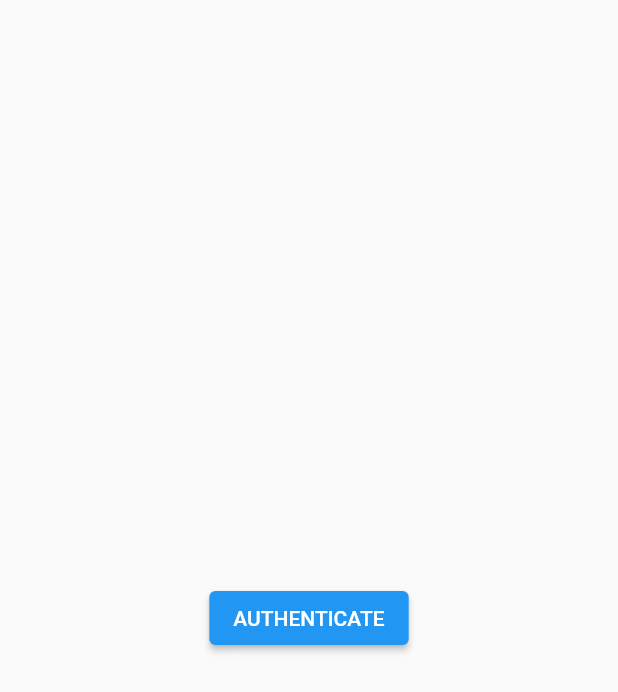
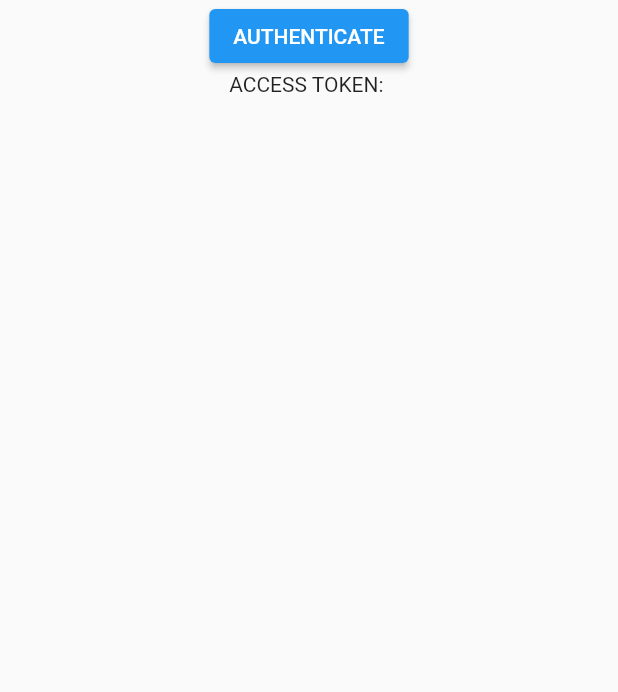
Before and after one commit to foxide123/bikepacking, a Flutter app: the screen it shows after launch, after a tap on "AUTHENTICATE", on a phone screen of 412 x 824 dp. Shown: the top 692 px of the screen. Run offline on Flutter 3.47's test engine with Material 2 defaults, Android fonts, the light colour scheme and no system bars; our stand-ins replace bloc, equatable, flutter_bloc, get_it, go_router, shared_preferences and 1 more.

Commit message:
Basic OAuth strava

```diff
--- a/lib/routes.dart
+++ b/lib/config/routes/routes.dart
@@ -1,6 +1,6 @@
 import 'package:bikepacking/home_page.dart';
 import 'package:bikepacking/main.dart';
-import 'package:bikepacking/oauth_page.dart';
+import 'package:bikepacking/features/strava/presentation/pages/oauth_page.dart';
 import 'package:flutter/material.dart';
 import 'package:go_router/go_router.dart';
 
--- /dev/null
+++ b/lib/core/dependency_injection.dart
@@ -0,0 +1,34 @@
+import 'package:bikepacking/features/strava/data/data_sources/strava_local_data_source.dart';
+import 'package:bikepacking/features/strava/data/data_sources/strava_remote_data_source.dart';
+import 'package:bikepacking/features/strava/data/repository/strava_repository.dart';
+import 'package:bikepacking/features/strava/domain/repository/i_strava_repository.dart';
+import 'package:bikepacking/features/strava/domain/usecases/strava_logic.dart';
+import 'package:bikepacking/features/strava/presentation/bloc/bloc/strava_bloc.dart';
+import 'package:get_it/get_it.dart';
+import 'package:shared_preferences/shared_preferences.dart';
+import 'package:http/http.dart' as http;
+
+final sl = GetIt.instance;
+
+Future<void> init() async {
+  sl.registerFactory(() => StravaBloc(stravaLogic: sl()));
+
+  //logic
+  sl.registerLazySingleton(() => StravaLogic(sl()));
+
+  //repository
+  sl.registerLazySingleton<IStravaRepository>(
+    () => StravaRepository(
+      localDataSource: sl(),
+      remoteDataSource: sl(),
+    ),
+  );
+  //data sources
+  sl.registerLazySingleton(() => StravaLocalDataSource(sharedPreferences: sl()));
+  sl.registerLazySingleton(() => StravaRemoteDataSource(client: sl()));
+
+  //external
+  final sharedPreferences = await SharedPreferences.getInstance();
+  sl.registerLazySingleton(() => sharedPreferences);
+  sl.registerLazySingleton(()=>http.Client());
+}
--- /dev/null
+++ b/lib/core/local_storage_keys.dart
@@ -0,0 +1,4 @@
+const LS_access_token = "stravaAccessToken";
+const LS_refresh_token = "stravaRefreshToken";
+const LS_auth_code = "stravaCode";
+const LS_token_expiration = "stravaTokenExpiration";
--- /dev/null
+++ b/lib/features/strava/data/data_sources/strava_local_data_source.dart
@@ -0,0 +1,60 @@
+import 'package:bikepacking/core/local_storage_keys.dart';
+import 'package:shared_preferences/shared_preferences.dart';
+
+class StravaLocalDataSource{
+  final SharedPreferences sharedPreferences;
+
+  StravaLocalDataSource({required this.sharedPreferences});
+
+  Future<String> getAccessToken(){
+    final token = sharedPreferences.getString(LS_access_token);
+    if(token != null){
+      return Future.value(token);
+    }else{
+      throw Exception();
+    }
+  }
+
+  Future<void> cacheAccessToken(String token){
+    return sharedPreferences.setString(LS_access_token, token);
+  }
+
+  Future<String> getRefreshToken(){
+    final token = sharedPreferences.getString(LS_refresh_token);
+    if(token != null){
+      return Future.value(token);
+    }else{
+      throw Exception();
+    }
+  }
+
+  Future<void> cacheRefreshToken(String token){
+    return sharedPreferences.setString(LS_refresh_token, token);
+  }
+
+  Future<String> getAuthCode(){
+    final token = sharedPreferences.getString(LS_auth_code);
+    if(token != null){
+      return Future.value(token);
+    }else{
+      throw Exception();
+    }
+  }
+
+  Future<void> cacheAuthCode(String code){
+    return sharedPreferences.setString(LS_auth_code, code);
+  }
+
+  Future<String> getExpirationDate(){
+    final expDate = sharedPreferences.getString(LS_token_expiration);
+    if(expDate != null){
+      return Future.value(expDate);
+    }else{
+      return Future.value("");
+    }
+  }
+
+  Future<void> cacheExpirationDate(String dateTime){
+    return sharedPreferences.setString(LS_token_expiration, dateTime);
+  }
+}
--- /dev/null
+++ b/lib/features/strava/domain/usecases/strava_logic.dart
@@ -0,0 +1,38 @@
+import 'package:bikepacking/features/strava/domain/repository/i_strava_repository.dart';
+
+class StravaLogic{
+
+  const StravaLogic(this._repository);
+
+  final IStravaRepository _repository;
+
+  Future<String> authenticateUser() async{
+    if(await _repository.getExpirationDate() != "" && await _repository.getExpirationDate() != null){
+      DateTime currentDateTime = DateTime.now();
+      String expirationString = await _repository.getExpirationDate();
+      print("EXPIRATION STRING: $expirationString");
+      if(currentDateTime.isAfter(DateTime.parse(expirationString))){
+        return await _repository.replaceTokensOnExpiry();
+      }else{
+        return await _repository.getAccessToken();
+      }
+    }else{
+       _repository.authenticate();
+    }
+    return "";
+  }
+
+  void exchangeCodeForTokens(String scope, String code) async{
+    if(await _repository.getExpirationDate() != "" && await _repository.getExpirationDate() != null){
+      DateTime currentDateTime = DateTime.now();
+      String expirationString = await _repository.getExpirationDate();
+      print("EXPIRATION STRING: $expirationString");
+      if(currentDateTime.isAfter(DateTime.parse(expirationString))){
+        _repository.replaceTokensOnExpiry();
+      };
+    }else{
+       _repository.exchangeCodeForTokens(scope, code);
+    }
+  }
+
+}
--- /dev/null
+++ b/lib/features/strava/presentation/bloc/bloc/strava_bloc.dart
@@ -0,0 +1,33 @@
+import 'package:bikepacking/features/strava/domain/usecases/strava_logic.dart';
+import 'package:bloc/bloc.dart';
+import 'package:equatable/equatable.dart';
+import 'package:meta/meta.dart';
+
+part 'strava_event.dart';
+part 'strava_state.dart';
+
+class StravaBloc extends Bloc<StravaEvent, StravaState> {
+  final StravaLogic stravaLogic;
+
+  StravaBloc({required this.stravaLogic}) : super(StravaInitial()) {
+    on<AuthenticateUser>(_onAuthenticateUser);
+    on<ExchangeCodeForTokens>(_onExchangeCodeForTokens);
+  }
+
+  void _onAuthenticateUser(
+    AuthenticateUser event,
+    Emitter<StravaState> emit,
+  ) async {
+    final token = await stravaLogic.authenticateUser();
+    if(token != "" && token.isNotEmpty){
+      emit(AccessTokenRetrieved(token));
+    }
+  }
+
+  void _onExchangeCodeForTokens(
+    ExchangeCodeForTokens event,
+    Emitter<StravaState> emit,
+  ) async {
+    stravaLogic.exchangeCodeForTokens(event.scope, event.code);
+  }
+}
--- /dev/null
+++ b/lib/features/strava/presentation/bloc/bloc/strava_event.dart
@@ -0,0 +1,25 @@
+part of 'strava_bloc.dart';
+
+abstract class StravaEvent extends Equatable{
+  const StravaEvent();
+
+  @override
+  List<Object> get props => [];
+}
+
+class AuthenticateUser extends StravaEvent{
+
+  const AuthenticateUser();
+
+  @override
+  List<Object> get props => [];
+}
+
+class ExchangeCodeForTokens extends StravaEvent{
+  final String scope;
+  final String code;
+  const ExchangeCodeForTokens({required this.scope, required this.code});
+
+  @override
+  List<Object> get props =>[scope, code];
+}
--- /dev/null
+++ b/lib/features/strava/presentation/bloc/bloc/strava_state.dart
@@ -0,0 +1,19 @@
+part of 'strava_bloc.dart';
+
+abstract class StravaState extends Equatable{
+  const StravaState();
+
+  @override
+  List<Object> get props=> [];
+}
+
+final class StravaInitial extends StravaState {}
+
+class AccessTokenRetrieved extends StravaState{
+  final String token;
+
+  const AccessTokenRetrieved(this.token);
+
+  @override
+  List<Object> get props =>[token];
+}
--- a/lib/home_page.dart
+++ b/lib/home_page.dart
@@ -1,42 +1,44 @@
+import 'package:bikepacking/features/strava/presentation/bloc/bloc/strava_bloc.dart';
 import 'package:flutter/material.dart';
+import 'package:flutter_bloc/flutter_bloc.dart';
 import 'package:url_launcher/url_launcher.dart';
 
-class HomePage extends StatelessWidget {
+class HomePage extends StatefulWidget {
+  @override
+  State<HomePage> createState() => _HomePageState();
+}
+
+class _HomePageState extends State<HomePage> {
+ String token = "";
   @override
   Widget build(BuildContext context) {
-    return const Scaffold(
-      body: Center(
-        child: ElevatedButton(
-          child: Text("AUTHENTICATE"),
-          onPressed: authenticate,
+    return BlocListener<StravaBloc, StravaState>(
+      listener: (context, state) {
+        if(state is AccessTokenRetrieved){
+          setState(() {
+            token = state.token;
+          });
+        }
+      },
+      child: Scaffold(
+        body: Column(
+          children: [
+            Center(
+              child: ElevatedButton(
+                child: Text("AUTHENTICATE"),
+                onPressed: () {
+                  authenticate(context);
+                },
+              ),
+            ),
+            Text("ACCESS TOKEN: $token"),
+          ],
         ),
       ),
     );
   }
-}
 
-Future<void> authenticate() async {
-  final clientId = "114033";
-  final redirectUri = "https://foxide123.github.io";
-  //final redirectUri = "https://localhost:8080";
-  final responseType = "code";
-  final approvalPrompt = "auto";
-  final scope = "activity:write,read";
-
-  final uri = Uri.https(
-    "www.strava.com",
-    "/oauth/mobile/authorize",
-    {
-      "client_id": clientId,
-      "redirect_uri": redirectUri,
-      "response_type": responseType,
-      "approval_prompt": approvalPrompt,
-      "scope": scope,
-    },
-  );
-  if (await canLaunchUrl(Uri.parse(uri.toString()))) {
-    await launchUrl(Uri.parse(uri.toString()));
-  } else {
-    print("Could not launch $uri");
+  void authenticate(context) {
+    BlocProvider.of<StravaBloc>(context).add(AuthenticateUser());
   }
 }
--- a/lib/main.dart
+++ b/lib/main.dart
@@ -1,14 +1,35 @@
-import 'package:bikepacking/routes.dart';
+import 'package:bikepacking/config/routes/routes.dart';
+import 'package:bikepacking/core/dependency_injection.dart' as di;
+import 'package:bikepacking/core/dependency_injection.dart';
+import 'package:bikepacking/features/strava/presentation/bloc/bloc/strava_bloc.dart';
 import 'package:flutter/material.dart';
+import 'package:flutter_bloc/flutter_bloc.dart';
+import 'package:provider/provider.dart';
 import 'package:url_launcher/url_launcher.dart';
+import "package:timezone/data/latest.dart" as tz;
 
-void main() {
-  runApp(const MainApp());
+Future<void> main() async{
+  WidgetsFlutterBinding.ensureInitialized();
+  tz.initializeTimeZones();
+  await di.init();
+  runApp(
+    MultiProvider(
+      providers:[
+        BlocProvider<StravaBloc>(create: (context)=>sl<StravaBloc>())
+      ],
+      child: const MainApp(),
+    ),
+  );
 }
 
-class MainApp extends StatelessWidget {
+class MainApp extends StatefulWidget {
   const MainApp({super.key});
 
+  @override
+  State<MainApp> createState() => _MainAppState();
+}
+
+class _MainAppState extends State<MainApp> {
   @override
   Widget build(BuildContext context) {
     return MaterialApp.router(routerConfig: router);
--- a/pubspec.yaml
+++ b/pubspec.yaml
@@ -12,6 +12,12 @@ dependencies:
   url_launcher: ^6.1.14
   go_router: ^10.1.2
   http: ^1.1.0
+  shared_preferences: ^2.2.1
+  flutter_bloc: ^8.1.3
+  equatable: ^2.0.5
+  get_it: ^7.6.0
+  provider: ^6.0.5
+  timezone: ^0.9.2
 
 dev_dependencies:
   flutter_test:
```
Also changed, not shown: lib/features/strava/data/data_sources/strava_remote_data_source.dart (added, +107 -0 lines), lib/features/strava/data/repository/strava_repository.dart (added, +85 -0 lines), lib/features/strava/domain/repository/i_strava_repository.dart (added, +8 -0 lines), lib/features/strava/presentation/pages/oauth_page.dart (added, +44 -0 lines), lib/oauth_page.dart (deleted, +0 -65 lines), pubspec.lock, 2 other files.
